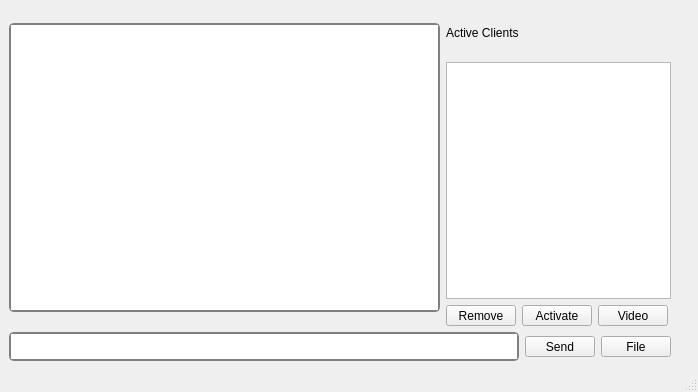
Above: mainwindow.ui from omercankilic/V_ChatApp before the change. Below: the same form after it.
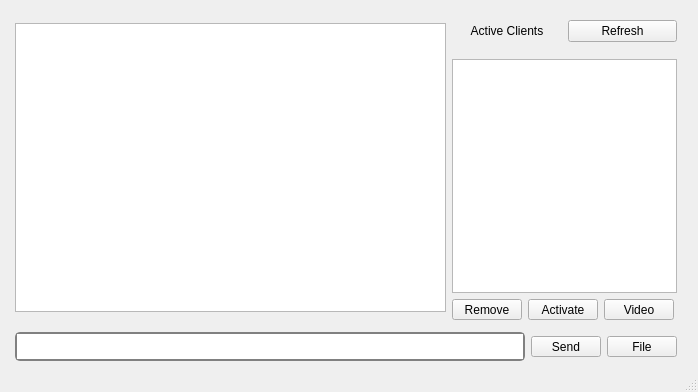
That is the form after the change.

The edit to the form file:
```diff
--- a/mainwindow.ui
+++ b/mainwindow.ui
@@ -36,12 +36,12 @@
   </property>
   <widget class="QWidget" name="centralwidget">
    <layout class="QFormLayout" name="formLayout_2">
-    <item row="0" column="0">
+    <item row="0" column="1">
      <layout class="QFormLayout" name="formLayout">
       <item row="0" column="0">
        <layout class="QGridLayout" name="gridLayout">
-        <item row="0" column="0">
-         <widget class="QListView" name="msgListView">
+        <item row="1" column="0" rowspan="2">
+         <widget class="QListWidget" name="msgListWidget">
           <property name="minimumSize">
            <size>
             <width>431</width>
@@ -54,25 +54,45 @@
             <height>289</height>
            </size>
           </property>
-          <property name="styleSheet">
-           <string notr="true">QListView{
-border:2px  solid grey;
-border-radius:5px;
-}</string>
-          </property>
          </widget>
         </item>
-        <item row="0" column="1">
+        <item row="1" column="1">
          <layout class="QVBoxLayout" name="verticalLayout">
           <item>
+           <layout class="QHBoxLayout" name="horizontalLayout_5">
+            <item>
            <widget class="QLabel" name="activeClientsLabel">
+              <property name="sizePolicy">
+               <sizepolicy hsizetype="Expanding" vsizetype="Expanding">
+                <horstretch>0</horstretch>
+                <verstretch>0</verstretch>
+               </sizepolicy>
+              </property>
             <property name="text">
              <string>Active Clients</string>
             </property>
+              <property name="alignment">
+               <set>Qt::AlignCenter</set>
+              </property>
            </widget>
           </item>
           <item>
-           <widget class="QTableView" name="activeClientsTable">
+             <widget class="QPushButton" name="refreshList">
+              <property name="sizePolicy">
+               <sizepolicy hsizetype="Expanding" vsizetype="Fixed">
+                <horstretch>0</horstretch>
+                <verstretch>0</verstretch>
+               </sizepolicy>
+              </property>
+              <property name="text">
+               <string>Refresh</string>
+              </property>
+             </widget>
+            </item>
+           </layout>
+          </item>
+          <item>
+           <widget class="QListWidget" name="activeClientsList">
             <property name="minimumSize">
              <size>
               <width>225</width>
@@ -82,15 +102,9 @@
             <property name="maximumSize">
              <size>
               <width>225</width>
-              <height>237</height>
+              <height>234</height>
              </size>
             </property>
-            <property name="styleSheet">
-             <string notr="true"/>
-            </property>
-            <attribute name="horizontalHeaderDefaultSectionSize">
-             <number>102</number>
-            </attribute>
            </widget>
           </item>
           <item>
```
Left out of the diff: 151 changed lines with no effect on the pictures. Lines whose indentation alone changed are shown as unchanged.
